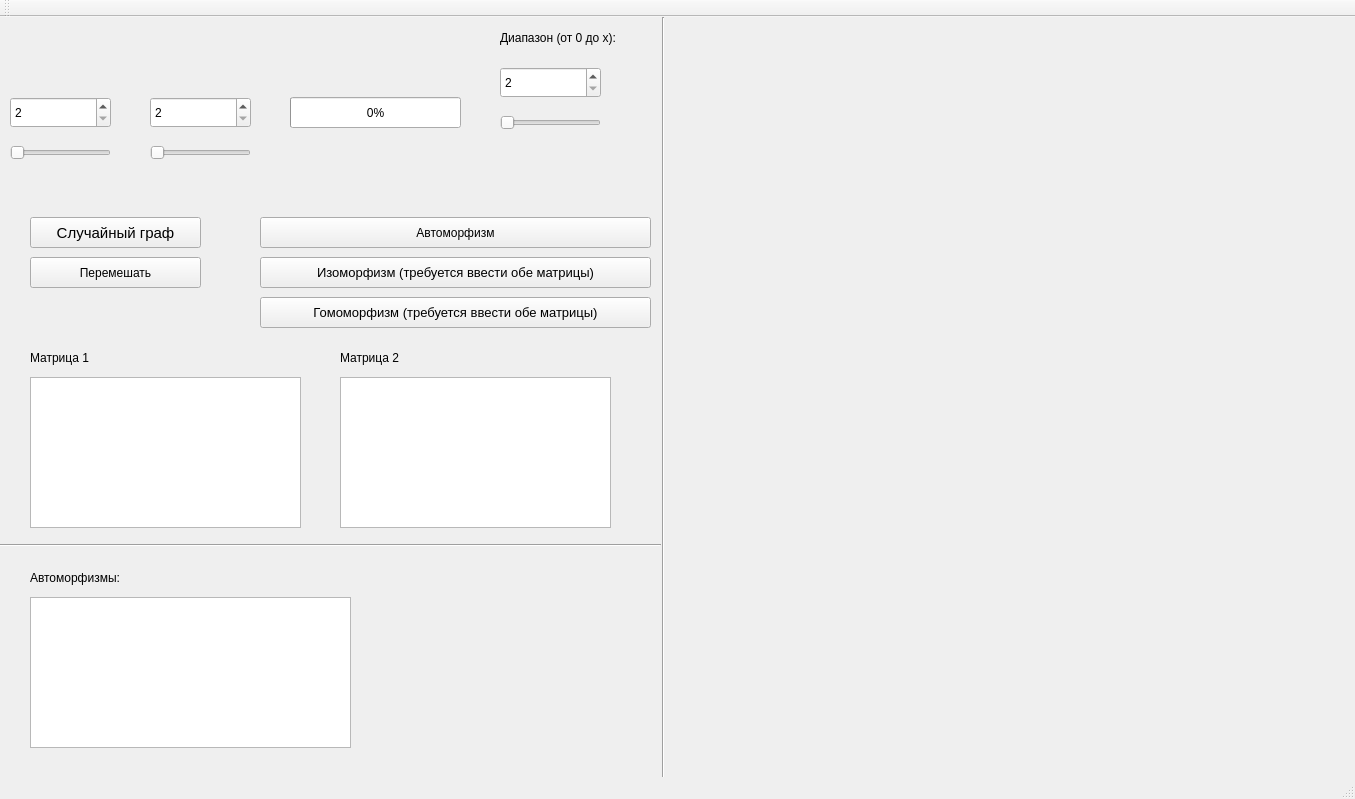
The window that CourseWork/ui/mainwindow.ui (fullincome/GraphMorphism) describes before a commit, drawn with Qt 5.
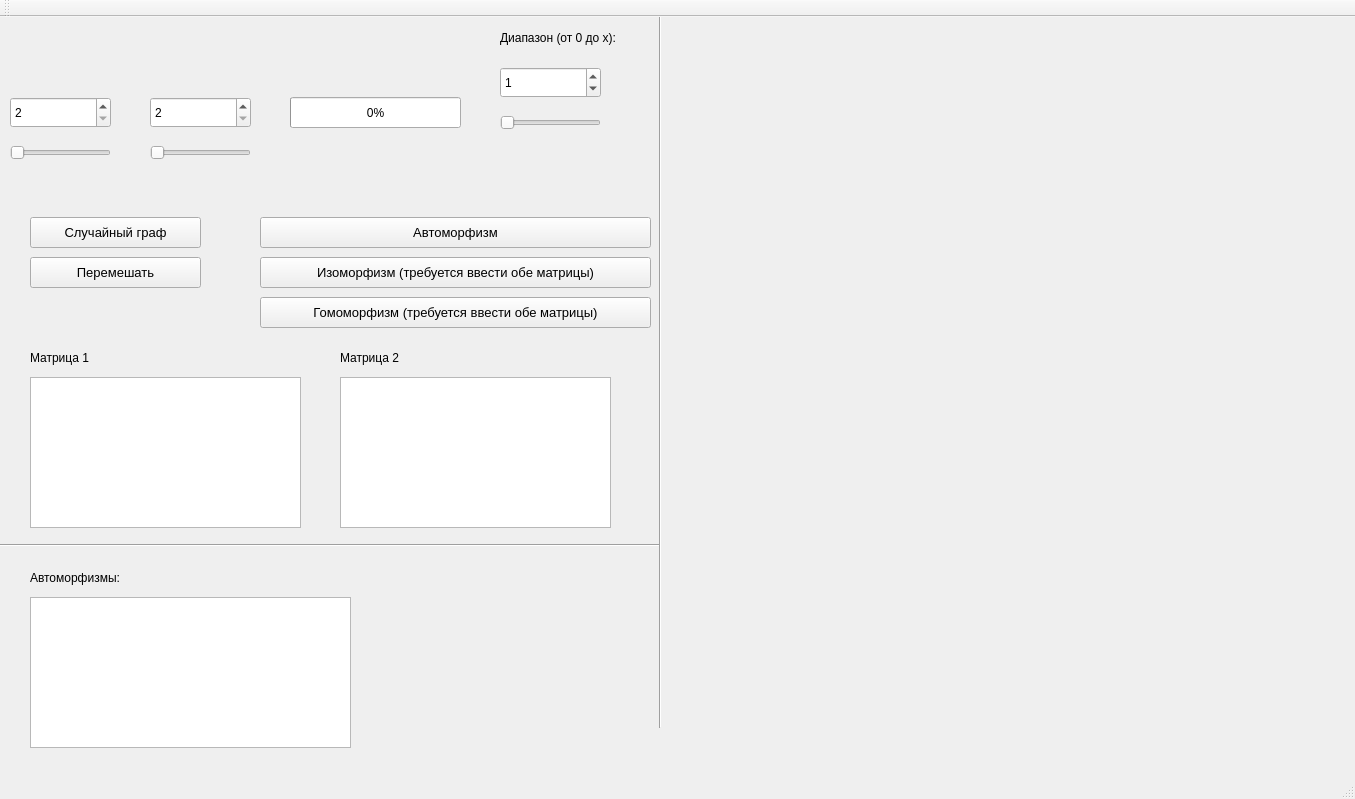
The same window after the commit. Custom widgets are drawn as their Qt base class.

```diff
--- a/CourseWork/ui/mainwindow.ui
+++ b/CourseWork/ui/mainwindow.ui
@@ -38,7 +38,7 @@
     </property>
     <property name="font">
      <font>
-      <pointsize>11</pointsize>
+      <pointsize>10</pointsize>
      </font>
     </property>
     <property name="contextMenuPolicy">
@@ -114,6 +114,11 @@
       <height>31</height>
      </rect>
     </property>
+    <property name="font">
+     <font>
+      <pointsize>10</pointsize>
+     </font>
+    </property>
     <property name="text">
      <string>Автоморфизм</string>
     </property>
@@ -156,6 +161,11 @@
       <height>31</height>
      </rect>
     </property>
+    <property name="font">
+     <font>
+      <pointsize>10</pointsize>
+     </font>
+    </property>
     <property name="text">
      <string>Перемешать</string>
     </property>
@@ -323,13 +333,13 @@
      </rect>
     </property>
     <property name="minimum">
-     <number>2</number>
+     <number>0</number>
     </property>
     <property name="maximum">
-     <number>450</number>
+     <number>255</number>
     </property>
     <property name="value">
-     <number>2</number>
+     <number>1</number>
     </property>
    </widget>
    <widget class="QLabel" name="matrixLabel_2">
@@ -361,8 +371,8 @@
    <widget class="Line" name="line_2">
     <property name="geometry">
      <rect>
-      <x>653</x>
-      <y>0</y>
+      <x>650</x>
+      <y>-50</y>
       <width>21</width>
       <height>761</height>
      </rect>
```
Left out of the diff: 6 changed lines with no effect on the pictures.
